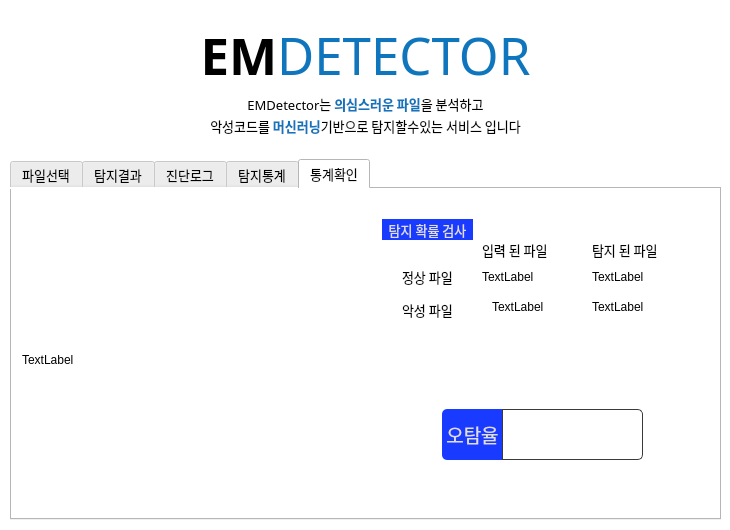
First picture: the form in PROJ_COD/FINAL/main.ui, repository annie522/kitri, before the edit.
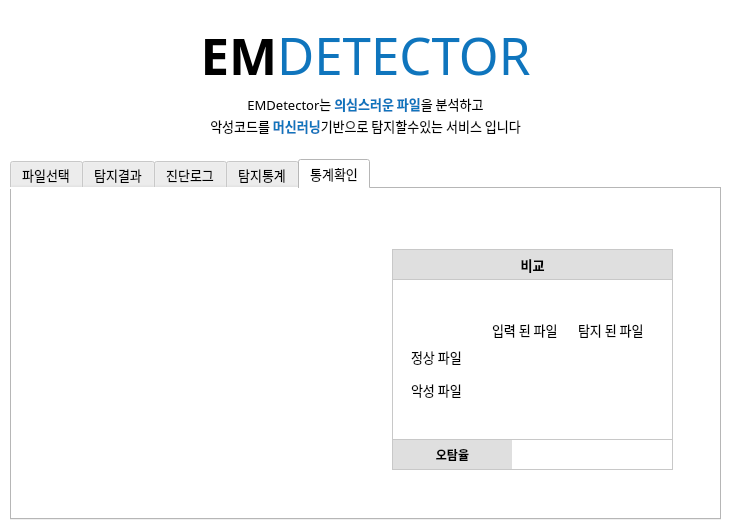
Second picture: the form after the edit. The open tabs and pages were chosen to show the change. Icons and pictures are not drawn.

Commit message: 유아이 기능 설정 변경

```diff
--- a/PROJ_COD/FINAL/main.ui
+++ b/PROJ_COD/FINAL/main.ui
@@ -1039,37 +1039,11 @@
     <attribute name="title">
      <string>통계확인</string>
     </attribute>
-    <widget class="QLabel" name="label_13">
-     <property name="geometry">
-      <rect>
-       <x>370</x>
-       <y>30</y>
-       <width>91</width>
-       <height>21</height>
-      </rect>
-     </property>
-     <property name="font">
-      <font>
-       <family>나눔고딕</family>
-       <pointsize>10</pointsize>
-      </font>
-     </property>
-     <property name="styleSheet">
-      <string notr="true">background-color: rgb(25, 59, 255);
-color: rgb(223, 223, 223);</string>
-     </property>
-     <property name="text">
-      <string>탐지 확률 검사</string>
-     </property>
-     <property name="alignment">
-      <set>Qt::AlignCenter</set>
-     </property>
-    </widget>
     <widget class="QLabel" name="label_14">
      <property name="geometry">
       <rect>
-       <x>390</x>
-       <y>110</y>
+       <x>399</x>
+       <y>190</y>
        <width>61</width>
        <height>21</height>
       </rect>
@@ -1087,8 +1061,8 @@
     <widget class="QLabel" name="label_15">
      <property name="geometry">
       <rect>
-       <x>390</x>
-       <y>80</y>
+       <x>399</x>
+       <y>160</y>
        <width>61</width>
        <height>16</height>
       </rect>
@@ -1106,8 +1080,8 @@
     <widget class="QLabel" name="label_16">
      <property name="geometry">
       <rect>
-       <x>470</x>
-       <y>50</y>
+       <x>480</x>
+       <y>130</y>
        <width>71</width>
        <height>21</height>
       </rect>
@@ -1125,8 +1099,8 @@
     <widget class="QLabel" name="label_17">
      <property name="geometry">
       <rect>
-       <x>580</x>
-       <y>50</y>
+       <x>566</x>
+       <y>130</y>
        <width>71</width>
        <height>21</height>
       </rect>
@@ -1141,99 +1115,68 @@
       <string>탐지 된 파일</string>
      </property>
     </widget>
-    <widget class="QLabel" name="label_18">
-     <property name="geometry">
-      <rect>
-       <x>430</x>
-       <y>220</y>
-       <width>61</width>
-       <height>51</height>
-      </rect>
-     </property>
-     <property name="font">
-      <font>
-       <family>나눔고딕</family>
-       <pointsize>14</pointsize>
-      </font>
-     </property>
-     <property name="styleSheet">
-      <string notr="true">background-color: rgb(25, 59, 255);
-color: rgb(223, 223, 223);
-border-top-left-radius:5px;
-border-bottom-left-radius: 5px;</string>
-     </property>
-     <property name="text">
-      <string>오탐율</string>
-     </property>
-     <property name="alignment">
-      <set>Qt::AlignCenter</set>
-     </property>
-    </widget>
-    <widget class="QLineEdit" name="detectionResultLabel">
-     <property name="geometry">
-      <rect>
-       <x>490</x>
-       <y>220</y>
-       <width>141</width>
-       <height>51</height>
-      </rect>
-     </property>
-     <property name="styleSheet">
-      <string notr="true">border: 1px solid rgb(58, 58, 58);
-border-top-right-radius:5px;
-border-bottom-right-radius: 5px;</string>
-     </property>
-    </widget>
     <widget class="QLabel" name="inputNormal">
      <property name="geometry">
       <rect>
-       <x>470</x>
-       <y>80</y>
+       <x>485</x>
+       <y>161</y>
        <width>64</width>
        <height>15</height>
       </rect>
      </property>
      <property name="text">
-      <string>TextLabel</string>
+      <string/>
+     </property>
+     <property name="alignment">
+      <set>Qt::AlignCenter</set>
      </property>
     </widget>
     <widget class="QLabel" name="detectedNormal">
      <property name="geometry">
       <rect>
-       <x>580</x>
-       <y>80</y>
+       <x>569</x>
+       <y>161</y>
        <width>64</width>
        <height>15</height>
       </rect>
      </property>
      <property name="text">
-      <string>TextLabel</string>
+      <string/>
+     </property>
+     <property name="alignment">
+      <set>Qt::AlignCenter</set>
      </property>
     </widget>
     <widget class="QLabel" name="inputMalware">
      <property name="geometry">
       <rect>
-       <x>480</x>
-       <y>110</y>
+       <x>485</x>
+       <y>193</y>
        <width>64</width>
        <height>15</height>
       </rect>
      </property>
      <property name="text">
-      <string>TextLabel</string>
+      <string/>
+     </property>
+     <property name="alignment">
+      <set>Qt::AlignCenter</set>
      </property>
     </widget>
     <widget class="QLabel" name="detectedMalware">
      <property name="geometry">
       <rect>
-       <x>580</x>
-       <y>110</y>
+       <x>569</x>
+       <y>193</y>
        <width>64</width>
        <height>15</height>
       </rect>
      </property>
      <property name="text">
-      <string>TextLabel</string>
+      <string/>
+     </property>
+     <property name="alignment">
+      <set>Qt::AlignCenter</set>
      </property>
     </widget>
     <widget class="QLabel" name="resultGraph">
@@ -1246,9 +1189,137 @@
       </rect>
      </property>
      <property name="text">
-      <string>TextLabel</string>
+      <string/>
      </property>
     </widget>
+    <widget class="QToolButton" name="toolButton_3">
+     <property name="geometry">
+      <rect>
+       <x>380</x>
+       <y>60</y>
+       <width>281</width>
+       <height>31</height>
+      </rect>
+     </property>
+     <property name="font">
+      <font>
+       <family>맑은 고딕</family>
+       <pointsize>10</pointsize>
+       <weight>75</weight>
+       <bold>true</bold>
+      </font>
+     </property>
+     <property name="cursor">
+      <cursorShape>PointingHandCursor</cursorShape>
+     </property>
+     <property name="styleSheet">
+      <string notr="true">border: 1px solid rgb(200, 200, 200);
+background-color: rgb(223, 223, 223);
+font-weight:bold;</string>
+     </property>
+     <property name="text">
+      <string>비교</string>
+     </property>
+    </widget>
+    <widget class="QLabel" name="selected_folder_2">
+     <property name="geometry">
+      <rect>
+       <x>380</x>
+       <y>250</y>
+       <width>121</width>
+       <height>31</height>
+      </rect>
+     </property>
+     <property name="font">
+      <font>
+       <weight>75</weight>
+       <bold>true</bold>
+      </font>
+     </property>
+     <property name="layoutDirection">
+      <enum>Qt::LeftToRight</enum>
+     </property>
+     <property name="styleSheet">
+      <string notr="true">border: 1px solid rgb(200, 200, 200);
+background-color: rgb(223, 223, 223);
+font-weight:bold;</string>
+     </property>
+     <property name="text">
+      <string>오탐율</string>
+     </property>
+     <property name="alignment">
+      <set>Qt::AlignCenter</set>
+     </property>
+    </widget>
+    <widget class="QToolButton" name="detectionResultLabel">
+     <property name="geometry">
+      <rect>
+       <x>500</x>
+       <y>250</y>
+       <width>161</width>
+       <height>31</height>
+      </rect>
+     </property>
+     <property name="font">
+      <font>
+       <family>Agency FB</family>
+       <pointsize>9</pointsize>
+       <weight>75</weight>
+       <bold>true</bold>
+      </font>
+     </property>
+     <property name="cursor">
+      <cursorShape>PointingHandCursor</cursorShape>
+     </property>
+     <property name="styleSheet">
+      <string notr="true">border: 1px solid rgb(200, 200, 200);
+border-left:0px;</string>
+     </property>
+     <property name="text">
+      <string/>
+     </property>
+    </widget>
+    <widget class="QToolButton" name="detectionResultLabel_2">
+     <property name="geometry">
+      <rect>
+       <x>380</x>
+       <y>60</y>
+       <width>281</width>
+       <height>221</height>
+      </rect>
+     </property>
+     <property name="font">
+      <font>
+       <family>Agency FB</family>
+       <pointsize>9</pointsize>
+       <weight>75</weight>
+       <bold>true</bold>
+      </font>
+     </property>
+     <property name="cursor">
+      <cursorShape>PointingHandCursor</cursorShape>
+     </property>
+     <property name="styleSheet">
+      <string notr="true">border: 1px solid rgb(200, 200, 200);
+</string>
+     </property>
+     <property name="text">
+      <string/>
+     </property>
+    </widget>
+    <zorder>detectionResultLabel_2</zorder>
+    <zorder>label_14</zorder>
+    <zorder>label_15</zorder>
+    <zorder>label_16</zorder>
+    <zorder>label_17</zorder>
+    <zorder>resultGraph</zorder>
+    <zorder>toolButton_3</zorder>
+    <zorder>selected_folder_2</zorder>
+    <zorder>detectionResultLabel</zorder>
+    <zorder>inputNormal</zorder>
+    <zorder>detectedNormal</zorder>
+    <zorder>inputMalware</zorder>
+    <zorder>detectedMalware</zorder>
    </widget>
   </widget>
   <widget class="QLabel" name="title">
```
Left out of the diff: 23 changed lines with no effect on the pictures. The commit also changes 2 other files.
